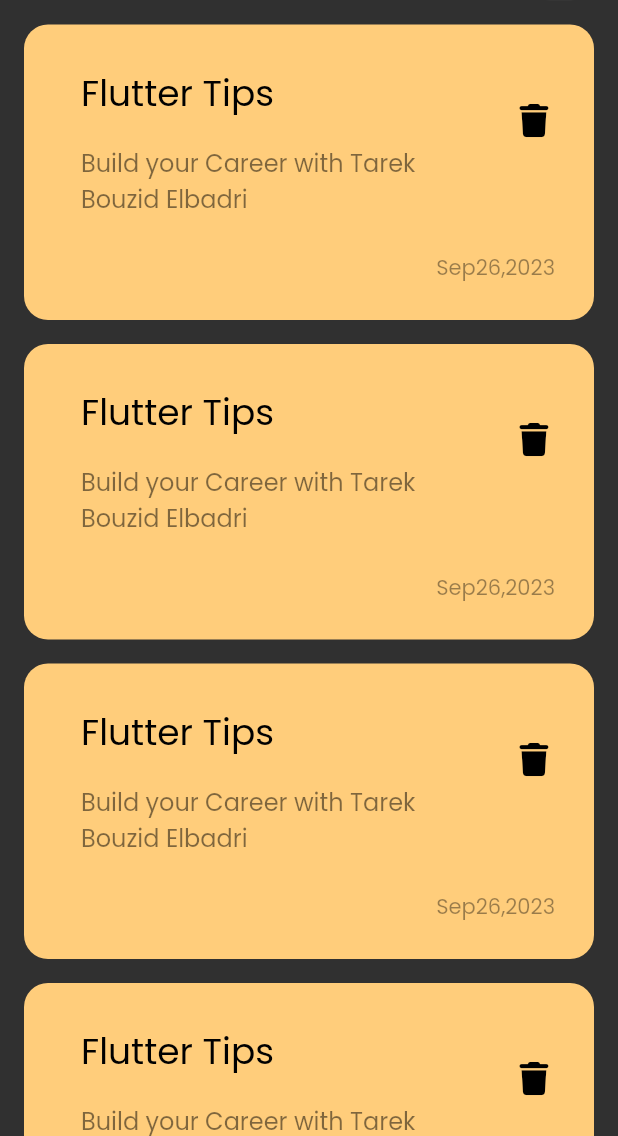
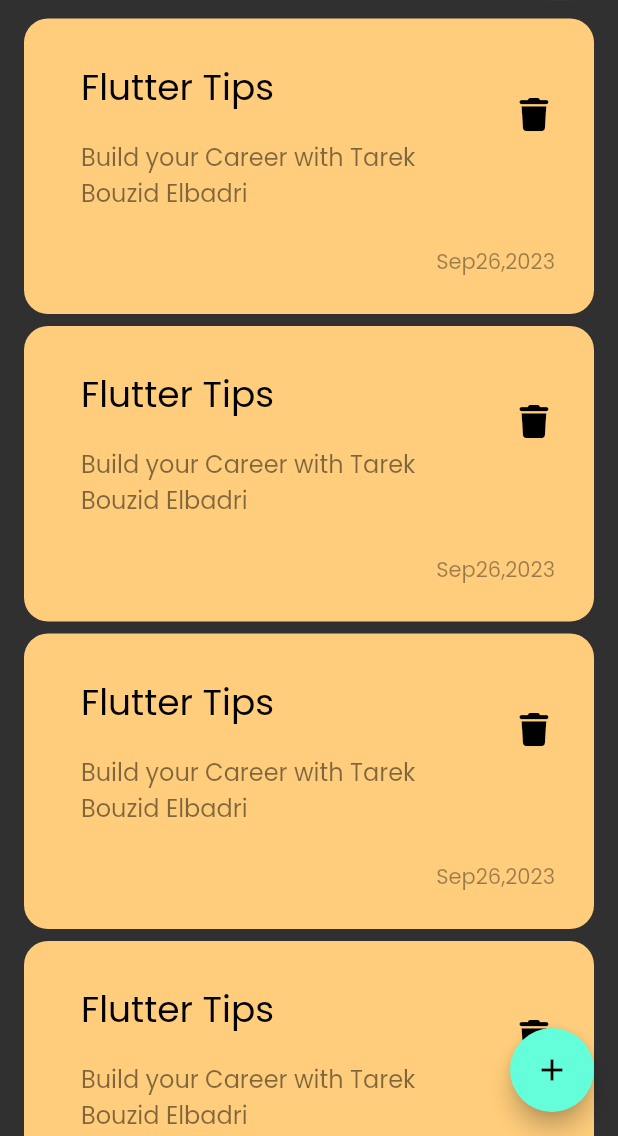
Before and after one commit to elbadritarek/note_app, a Flutter app: the screen it shows after launch, on a phone screen of 412 x 824 dp, the part 100-1236 px from its top. Run offline on Flutter 3.47's test engine with Material 2 defaults, Android fonts, the phone set to English and light mode, and no system bars; our stand-ins replace font_awesome_flutter.

Commit message:
Add floatingActionButton

```diff
--- a/lib/views/Notes_view.dart
+++ b/lib/views/Notes_view.dart
@@ -6,8 +6,12 @@ class NoteView extends StatelessWidget {
 
   @override
   Widget build(BuildContext context) {
-    return const Scaffold(
-      body: NoteViewBody(),
+    return Scaffold(
+      floatingActionButton: FloatingActionButton(
+        onPressed: () {},
+        child: const Icon(Icons.add),
+      ),
+      body: const NoteViewBody(),
     );
   }
 }
--- a/lib/widgets/Note_List_view.dart
+++ b/lib/widgets/Note_List_view.dart
@@ -10,7 +10,7 @@ class NoteListView extends StatelessWidget {
       itemCount: 100,
       itemBuilder: (BuildContext context, int index) {
         return Padding(
-          padding: const EdgeInsets.symmetric(vertical: 8.0),
+          padding: const EdgeInsets.symmetric(vertical: 4.0),
           child: const NoteItem(),
         );
       },
```
